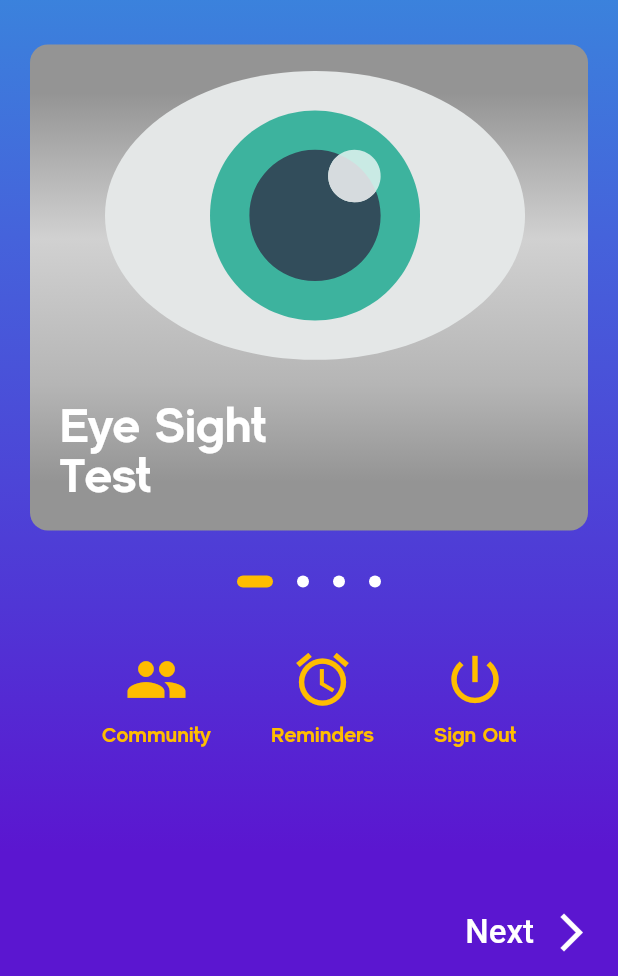
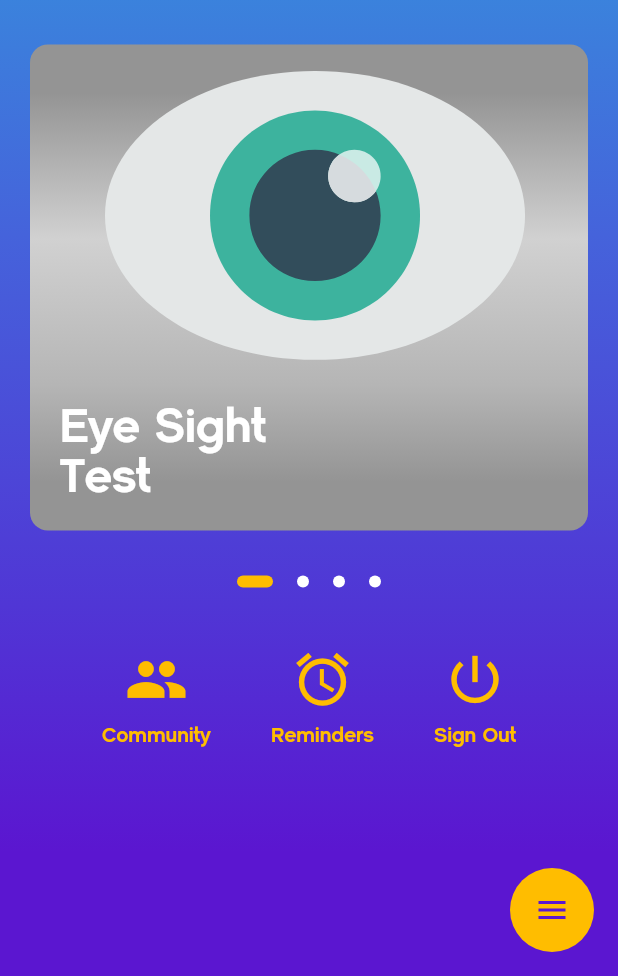
Before and after one commit to ihassanjavaid/Eye-Diagnostic-System, a Flutter app: the Dashboard screen opened by its route, on a phone screen of 412 x 824 dp, the part 260-1236 px from its top. Run offline on Flutter 3.47's test engine with Material 2 defaults, Android fonts, the phone set to English and light mode, and no system bars; drawn by our look-alikes of flutter_speed_dial; our stand-ins replace connectivity, firebase_auth, firebase_core, flutter_svg, modal_progress_hud, rflutter_alert and 2 more; accounts and stored records are empty.

Commit message:
add_speed_dial_UI

```diff
--- a/extras/code-log-main.txt
+++ b/extras/code-log-main.txt
@@ -20,3 +20,4 @@
 
 [29/08/20 12:31 AM] [Hassan] Doctor Localization
 [29/08/20 02:10 PM] [Mahnoor] Auto Login
+[29/08/20 04:30 PM] [Hassan] UI updates
--- a/lib/screens/main_dashboard_screen.dart
+++ b/lib/screens/main_dashboard_screen.dart
@@ -3,6 +3,7 @@ import 'package:eye_diagnostic_system/screens/login_screen.dart';
 import 'package:eye_diagnostic_system/screens/nearby_medicos_screen.dart';
 import 'package:eye_diagnostic_system/services/auth_service.dart';
 import 'package:eye_diagnostic_system/utilities/constants.dart';
+import 'package:eye_diagnostic_system/widgets/speed_dial_widget.dart';
 import 'package:flutter/material.dart';
 import 'package:flutter/rendering.dart';
 import 'package:flutter/services.dart';
@@ -124,12 +125,22 @@ class _DashboardState extends State<Dashboard> {
                       });
                     },
                     children: <Widget>[
-                      _buildMainDashboardContainer('Eye Sight\nTest',
+                      GestureDetector(
+                        onTap: () {},
+                        child: _buildMainDashboardContainer('Eye Sight\nTest',
                             'assets/images/svgs/eye_sight.svg'),
-                      _buildMainDashboardContainer('Disease\nDiagnosis',
+                      ),
+                      GestureDetector(
+                        onTap: () {},
+                        child: _buildMainDashboardContainer(
+                            'Disease\nDiagnosis',
                             'assets/images/svgs/disease.svg'),
-                      _buildMainDashboardContainer(
+                      ),
+                      GestureDetector(
+                        onTap: () {},
+                        child: _buildMainDashboardContainer(
                             'Fundus\nAnalysis', 'assets/images/svgs/fundo.svg'),
+                      ),
                       GestureDetector(
                         onTap: () {
                           Navigator.pushNamed(context, NearbyMedicos.id);
@@ -234,7 +245,7 @@ class _DashboardState extends State<Dashboard> {
                                     builder: (context) => LoginScreen()),
                               );
                       },
-                    child: Padding(
+                      /*child: Padding(
                       padding: const EdgeInsets.only(bottom: 10.0),
                       child: Row(
                         mainAxisAlignment: MainAxisAlignment.center,
@@ -257,14 +268,16 @@ class _DashboardState extends State<Dashboard> {
                           )
                         ],
                       ),
+                    ),*/
                     ),
                   ),
-                )),
+                ),
               ],
             ),
           ),
         ),
       ),
+      floatingActionButton: ButtonWidget().speedDial(context),
     );
   }
 
--- /dev/null
+++ b/lib/widgets/speed_dial_widget.dart
@@ -0,0 +1,42 @@
+import 'package:eye_diagnostic_system/utilities/constants.dart';
+import 'package:flutter/material.dart';
+import 'package:flutter_speed_dial/flutter_speed_dial.dart';
+
+class ButtonWidget{
+
+  Widget speedDial(context) {
+    return SpeedDial(
+      marginRight: 12.0,
+      marginBottom: 12.0,
+      animatedIcon: AnimatedIcons.menu_close,
+      //animatedIconTheme: IconThemeData(size: 29.0),
+      visible: true,
+      closeManually: true,
+      curve: Curves.bounceIn,
+      overlayColor: Colors.white,
+      overlayOpacity: 1,
+      tooltip: 'Press to Refresh or Sign out',
+      backgroundColor: kGoldenColor,
+      foregroundColor: kPurpleColor,
+      elevation: 0.0,
+      shape: CircleBorder(),
+      children: [
+        SpeedDialChild(
+          child: Icon(Icons.list),
+          backgroundColor: Colors.red,
+          label: 'Sign out',
+          labelStyle: TextStyle(fontSize: 18.0),
+          onTap: () async {},
+        ),
+        SpeedDialChild(
+          child: Icon(Icons.sync),
+          backgroundColor: Colors.green,
+          label: 'Refresh',
+          labelStyle: TextStyle(fontSize: 18.0),
+          onTap: () {},
+        ),
+      ],
+    );
+  }
+
+}
--- a/pubspec.yaml
+++ b/pubspec.yaml
@@ -28,6 +28,7 @@ dependencies:
   webview_flutter: ^0.3.20
   url_launcher: ^4.0.2
   shared_preferences: ^0.5.6+3
+  flutter_speed_dial: ^1.2.5
 
 dev_dependencies:
   flutter_test:
```
Also changed, not shown: pubspec.lock. Lines whose indentation alone changed are shown as unchanged.
